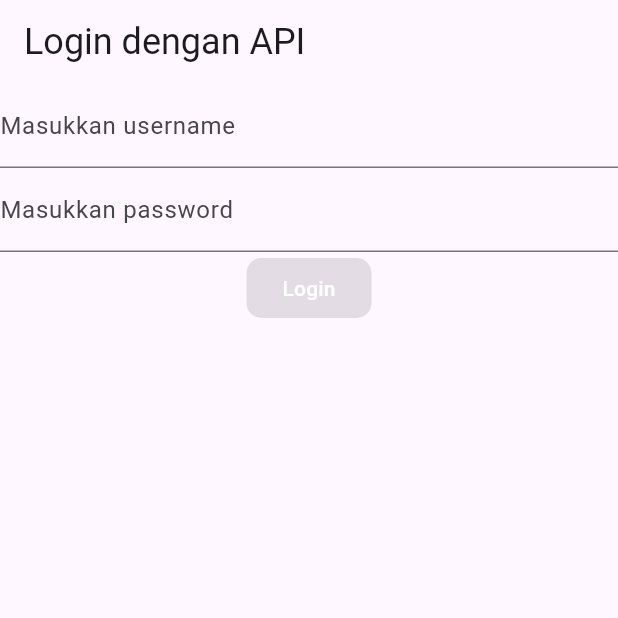
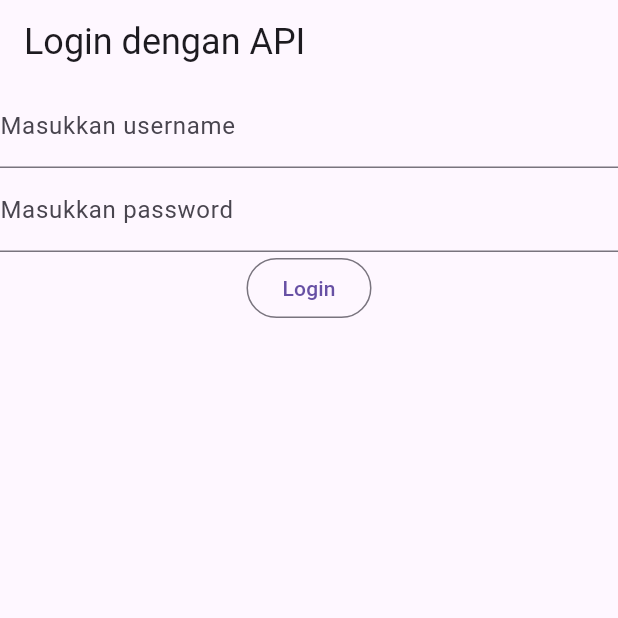
Before and after one commit to arzkyf7-ctrl/flutter-kelas-11, a Flutter app: the screen it shows after launch, on a phone screen of 412 x 824 dp, the top half of it. Run offline on Flutter 3.47's test engine with Material 3 defaults, Android fonts, the phone set to English and light mode, and no system bars; our stand-ins replace get.

Commit message:
mengganti button custom dengan button biasa, serta mengganti get.toNamed menjadi get.off

```diff
--- a/lib/login_page.dart
+++ b/lib/login_page.dart
@@ -27,7 +27,12 @@ class LoginPage extends StatelessWidget {
             Obx(
               () => controller.isLoading.value
                   ? Center(child: CircularProgressIndicator())
-                  : ButtonCustom(BtnText: "Login"),
+                  : OutlinedButton(
+                      onPressed: () {
+                        controller.login();
+                      },
+                      child: Text("Login"),
+                    ),
             ),
           ],
         ),
```
